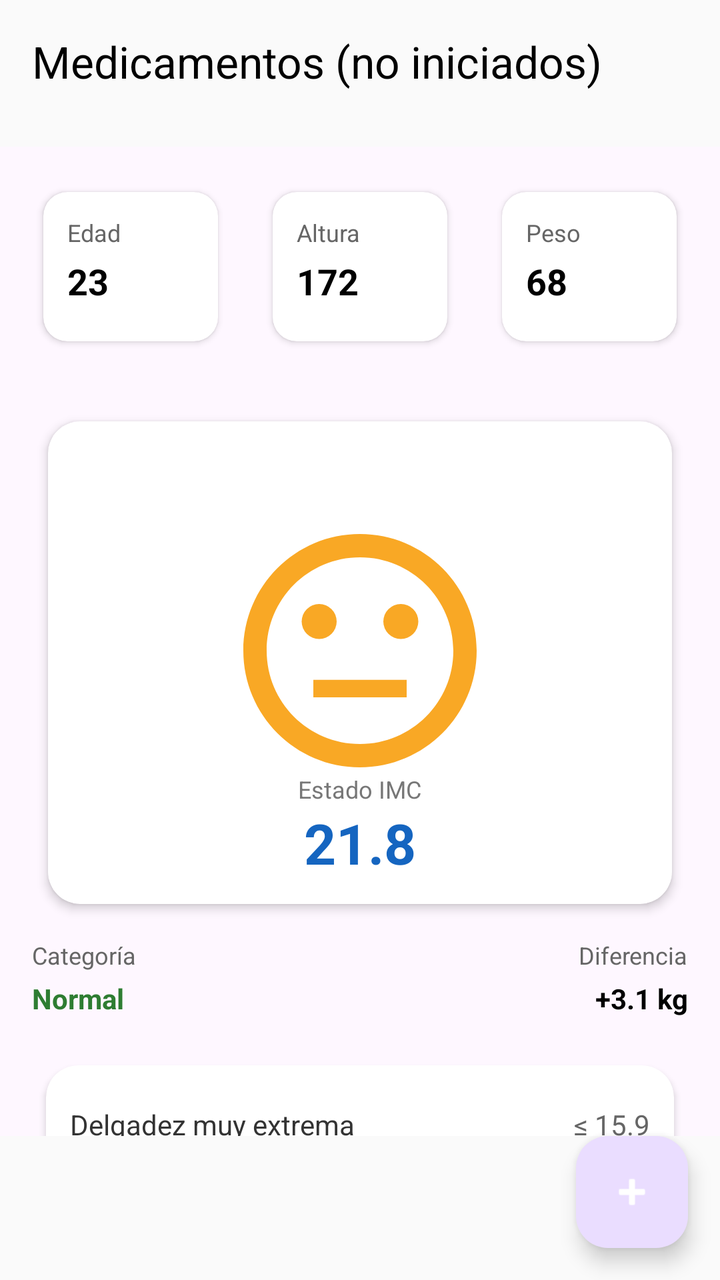
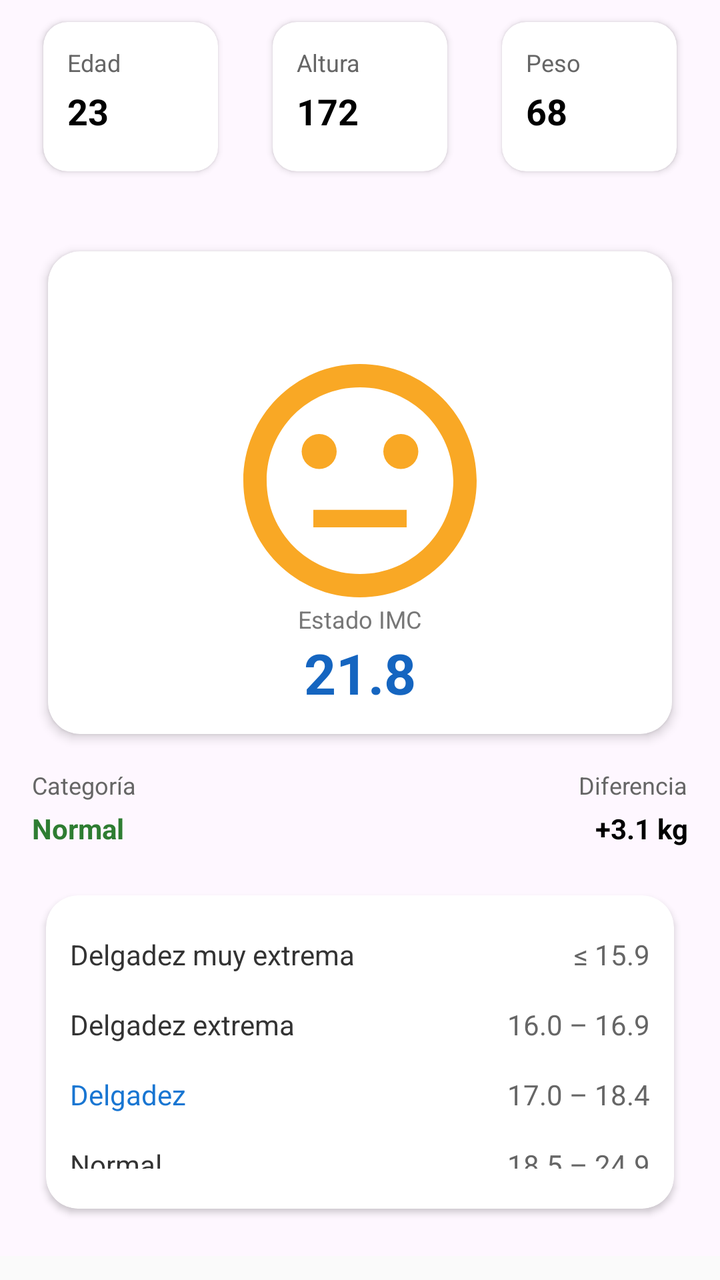

The first picture is an Android layout as it rendered before a commit; the second is the same layout after the commit. The layout source and the unified diff follow.
<!-- AndroidManifest.xml: application theme Theme.MedTrack -->
<!-- res/layout/activity_home.xml -->
<?xml version="1.0" encoding="utf-8"?>
<androidx.constraintlayout.widget.ConstraintLayout xmlns:android="http://schemas.android.com/apk/res/android"
    xmlns:app="http://schemas.android.com/apk/res-auto"
    android:layout_width="match_parent"
    android:layout_height="match_parent">

    <TextView
        android:id="@+id/tv_header"
        android:layout_width="0dp"
        android:layout_height="wrap_content"
        android:text="Medicamentos (no iniciados)"
        android:textSize="22sp"
        android:padding="16dp"
        app:layout_constraintTop_toTopOf="parent"
        app:layout_constraintStart_toStartOf="parent"
        app:layout_constraintEnd_toEndOf="parent" />


    <androidx.core.widget.NestedScrollView
        android:id="@+id/ns_content"
        android:layout_width="0dp"
        android:layout_height="0dp"
        android:fillViewport="true"
        app:layout_constraintTop_toBottomOf="@id/tv_header"
        app:layout_constraintBottom_toTopOf="@id/fab_agregar"
        app:layout_constraintStart_toStartOf="parent"
        app:layout_constraintEnd_toEndOf="parent">

        <LinearLayout
            android:layout_width="match_parent"
            android:layout_height="wrap_content"
            android:orientation="vertical">


            <androidx.recyclerview.widget.RecyclerView
                android:id="@+id/rv_medicamentos"
                android:layout_width="match_parent"
                android:layout_height="wrap_content"
                android:nestedScrollingEnabled="false"
                android:paddingBottom="12dp" />

            
            <include layout="@layout/view_resumen_salud" />

        </LinearLayout>
    </androidx.core.widget.NestedScrollView>

    <com.google.android.material.floatingactionbutton.FloatingActionButton
        android:id="@+id/fab_agregar"
        android:layout_width="wrap_content"
        android:layout_height="wrap_content"
        android:layout_margin="16dp"
        android:contentDescription="+"
        app:srcCompat="@android:drawable/ic_input_add"
        app:tint="@android:color/white"
        app:layout_constraintBottom_toBottomOf="parent"
        app:layout_constraintEnd_toEndOf="parent"/>
</androidx.constraintlayout.widget.ConstraintLayout>
<!-- res/layout/view_resumen_salud.xml (included above) -->
<?xml version="1.0" encoding="utf-8"?>
<LinearLayout xmlns:android="http://schemas.android.com/apk/res/android"
    xmlns:app="http://schemas.android.com/apk/res-auto"
    android:layout_width="match_parent"
   
    android:id="@+id/include_resumen_salud"
    android:layout_height="wrap_content"
    android:background="?attr/colorSurface"
    android:orientation="vertical">


    <LinearLayout
        android:layout_width="match_parent"
        android:layout_height="wrap_content"
        android:orientation="horizontal"
        android:padding="16dp"
        android:gravity="center">


        <androidx.cardview.widget.CardView
            android:layout_width="0dp"
            android:layout_height="88dp"
            android:layout_weight="1"
            android:layout_marginEnd="8dp"
            app:cardCornerRadius="12dp"
            app:cardElevation="2dp"
            app:cardUseCompatPadding="true">

            <LinearLayout
                android:layout_width="match_parent"
                android:layout_height="match_parent"
                android:orientation="vertical"
                android:padding="12dp">

                <TextView
                    android:layout_width="wrap_content"
                    android:layout_height="wrap_content"
                    android:text="Edad"
                    android:textColor="#666"
                    android:textSize="12sp" />

                <TextView
                    android:id="@+id/tv_edad"
                    android:layout_width="wrap_content"
                    android:layout_height="wrap_content"
                    android:layout_marginTop="4dp"
                    android:text="23"
                    android:textSize="18sp"
                    android:textStyle="bold" />

            </LinearLayout>
        </androidx.cardview.widget.CardView>


        <androidx.cardview.widget.CardView
            android:layout_width="0dp"
            android:layout_height="88dp"
            android:layout_weight="1"
            android:layout_marginHorizontal="8dp"
            app:cardCornerRadius="12dp"
            app:cardElevation="2dp"
            app:cardUseCompatPadding="true">

            <LinearLayout
                android:layout_width="match_parent"
                android:layout_height="match_parent"
                android:orientation="vertical"
                android:padding="12dp">

                <TextView
                    android:layout_width="wrap_content"
                    android:layout_height="wrap_content"
                    android:text="Altura"
                    android:textColor="#666"
                    android:textSize="12sp" />

                <LinearLayout
                    android:layout_width="wrap_content"
                    android:layout_height="wrap_content"
                    android:orientation="horizontal"
                    android:layout_marginTop="4dp">

                    <TextView
                        android:id="@+id/tv_altura"
                        android:layout_width="wrap_content"
                        android:layout_height="wrap_content"
                        android:text="172"
                        android:textStyle="bold"
                        android:textSize="18sp" />

                    <TextView
                        android:layout_width="wrap_content"
                        android:layout_height="wrap_content"
                        android:layout_gravity="bottom"
                        android:layout_marginStart="4dp"
                        android:text=" "
                        android:textColor="#999"
                        android:textSize="12sp" />
                </LinearLayout>
            </LinearLayout>
        </androidx.cardview.widget.CardView>


        <androidx.cardview.widget.CardView
            android:layout_width="0dp"
            android:layout_height="88dp"
            android:layout_weight="1"
            android:layout_marginStart="8dp"
            app:cardCornerRadius="12dp"
            app:cardElevation="2dp"
            app:cardUseCompatPadding="true">

            <LinearLayout
                android:layout_width="match_parent"
                android:layout_height="match_parent"
                android:orientation="vertical"
                android:padding="12dp">

                <TextView
                    android:layout_width="wrap_content"
                    android:layout_height="wrap_content"
                    android:text="Peso"
                    android:textColor="#666"
                    android:textSize="12sp" />

                <LinearLayout
                    android:layout_width="wrap_content"
                    android:layout_height="wrap_content"
                    android:orientation="horizontal"
                    android:layout_marginTop="4dp">

                    <TextView
                        android:id="@+id/tv_peso"
                        android:layout_width="wrap_content"
                        android:layout_height="wrap_content"
                        android:text="68"
                        android:textStyle="bold"
                        android:textSize="18sp" />

                    <TextView
                        android:layout_width="wrap_content"
                        android:layout_height="wrap_content"
                        android:text=" "
                        android:textSize="12sp"
                        android:textColor="#999"
                        android:layout_marginStart="4dp"
                        android:layout_gravity="bottom" />
                </LinearLayout>
            </LinearLayout>
        </androidx.cardview.widget.CardView>

    </LinearLayout>


    <androidx.cardview.widget.CardView
        android:layout_width="match_parent"
        android:layout_height="260dp"
        android:layout_marginHorizontal="16dp"
        android:layout_marginTop="8dp"
        app:cardCornerRadius="16dp"
        app:cardElevation="3dp"
        app:cardUseCompatPadding="true">

        <FrameLayout
            android:layout_width="match_parent"
            android:layout_height="match_parent">

            <ImageView

                android:id="@+id/iv_face"
                android:layout_width="140dp"
                android:layout_height="140dp"
                android:layout_gravity="center"
                android:layout_marginBottom="6dp"
                android:contentDescription="Estado IMC"
                android:src="@drawable/ic_face_neutral" />


            <LinearLayout
                android:layout_width="match_parent"
                android:layout_height="wrap_content"
                android:layout_gravity="bottom|center_horizontal"
                android:gravity="center"
                android:orientation="vertical"
                android:paddingBottom="12dp">

                <TextView
                    android:layout_width="wrap_content"
                    android:layout_height="wrap_content"
                    android:text="@string/imc_estado"
                    android:textColor="#777"
                    android:textSize="12sp" />

                <TextView
                    android:id="@+id/tv_imc"
                    android:layout_width="wrap_content"
                    android:layout_height="wrap_content"
                    android:text="21.8"
                    android:textColor="#1565C0"
                    android:textSize="28sp"
                    android:textStyle="bold" />
            </LinearLayout>
        </FrameLayout>
    </androidx.cardview.widget.CardView>


    <LinearLayout
        android:layout_width="match_parent"
        android:layout_height="wrap_content"
        android:orientation="horizontal"
        android:paddingHorizontal="16dp"
        android:paddingTop="8dp">

        <LinearLayout
            android:layout_width="0dp"
            android:layout_height="wrap_content"
            android:layout_weight="1"
            android:orientation="vertical">

            <TextView
                android:layout_width="wrap_content"
                android:layout_height="wrap_content"
                android:text="Categoría"
                android:textColor="#666"
                android:textSize="12sp" />

            <TextView
                android:id="@+id/tv_categoria"
                android:layout_width="wrap_content"
                android:layout_height="wrap_content"
                android:text="Normal"
                android:textColor="#2E7D32"
                android:textStyle="bold"
                android:layout_marginTop="4dp" />
        </LinearLayout>

        <LinearLayout
            android:layout_width="0dp"
            android:layout_height="wrap_content"
            android:layout_weight="1"
            android:gravity="end"
            android:orientation="vertical">

            <TextView
                android:layout_width="wrap_content"
                android:layout_height="wrap_content"
                android:text="Diferencia"
                android:textColor="#666"
                android:textSize="12sp" />

            <TextView
                android:layout_width="wrap_content"
                android:layout_height="wrap_content"
                android:text="+3.1 kg"
                android:textStyle="bold"
                android:layout_marginTop="4dp" />
        </LinearLayout>
    </LinearLayout>


    <androidx.cardview.widget.CardView
        android:layout_width="match_parent"
        android:layout_height="wrap_content"
        android:layout_margin="16dp"
        app:cardCornerRadius="16dp"
        app:cardElevation="2dp"
        app:cardUseCompatPadding="true">

        <LinearLayout

            android:layout_width="match_parent"
            android:layout_height="wrap_content"
            android:orientation="vertical"
            android:padding="12dp">

            <LinearLayout
                android:id="@+id/row_delgadez_muy_extrema"

                android:layout_width="match_parent"
                android:layout_height="wrap_content"
                android:orientation="horizontal"
                android:paddingVertical="8dp">
                <TextView

                    android:layout_width="0dp"
                    android:layout_height="wrap_content"
                    android:layout_weight="1"
                    android:text="Delgadez muy extrema"
                    android:textSize="14sp"
                    android:textColor="#333"/>
                <TextView
                    android:layout_width="wrap_content"
                    android:layout_height="wrap_content"
                    android:text="≤ 15.9"
                    android:textSize="14sp"
                    android:textColor="#666"/>
            </LinearLayout>

            <LinearLayout
                android:id="@+id/row_delgadez_extrema"
                android:layout_width="match_parent"
                android:layout_height="wrap_content"
                android:orientation="horizontal"
                android:paddingVertical="8dp">
                <TextView
                    android:layout_width="0dp"
                    android:layout_height="wrap_content"
                    android:layout_weight="1"
                    android:text="Delgadez extrema"
                    android:textSize="14sp"
                    android:textColor="#333"/>
                <TextView
                    android:layout_width="wrap_content"
                    android:layout_height="wrap_content"
                    android:text="16.0 – 16.9"
                    android:textSize="14sp"
                    android:textColor="#666"/>
            </LinearLayout>

            <LinearLayout
                android:id="@+id/row_delgadez"
                android:layout_width="match_parent"
                android:layout_height="wrap_content"
                android:orientation="horizontal"
                android:paddingVertical="8dp">
                <TextView
                    android:layout_width="0dp"
                    android:layout_height="wrap_content"
                    android:layout_weight="1"
                    android:text="Delgadez"
                    android:textSize="14sp"
                    android:textColor="#1976D2"/>
                <TextView
                    android:layout_width="wrap_content"
                    android:layout_height="wrap_content"
                    android:text="17.0 – 18.4"
                    android:textSize="14sp"
                    android:textColor="#666"/>
            </LinearLayout>

            <LinearLayout
                android:id="@+id/row_normal"
                android:layout_width="match_parent"
                android:layout_height="wrap_content"
                android:orientation="horizontal"
                android:paddingVertical="8dp">
                <TextView
                    android:layout_width="0dp"
                    android:layout_height="wrap_content"
                    android:layout_weight="1"
                    android:text="Normal"
                    android:textSize="14sp"
                    android:textColor="#333"/>
                <TextView
                    android:layout_width="wrap_content"
                    android:layout_height="wrap_content"
                    android:text="18.5 – 24.9"
                    android:textSize="14sp"
                    android:textColor="#666"/>
            </LinearLayout>
            
            <LinearLayout
                android:id="@+id/row_sobrepeso"
                android:layout_width="match_parent"
                android:layout_height="wrap_content"
                android:orientation="horizontal"
                android:paddingVertical="8dp">
                <TextView
                    android:layout_width="0dp"
                    android:layout_height="wrap_content"
                    android:layout_weight="1"
                    android:text="Sobrepeso"
                    android:textSize="14sp"
                    android:textColor="#333"/>
                <TextView
                    android:layout_width="wrap_content"
                    android:layout_height="wrap_content"
                    android:text="25.0 – 29.9"
                    android:textSize="14sp"
                    android:textColor="#666"/>
            </LinearLayout>

            <LinearLayout
                android:id="@+id/row_obesidad_1"
                android:layout_width="match_parent"
                android:layout_height="wrap_content"
                android:orientation="horizontal"
                android:paddingVertical="8dp">
                <TextView
                    android:layout_width="0dp"
                    android:layout_height="wrap_content"
                    android:layout_weight="1"
                    android:text="Obesidad grado I"
                    android:textSize="14sp"
                    android:textColor="#333"/>
                <TextView
                    android:layout_width="wrap_content"
                    android:layout_height="wrap_content"
                    android:text="30.0 – 34.9"
                    android:textSize="14sp"
                    android:textColor="#666"/>
            </LinearLayout>




        </LinearLayout>
    </androidx.cardview.widget.CardView>



</LinearLayout>
<!-- resources referenced by this layout -->
<resources>
  <!-- drawable ic_face_neutral (drawable) -->
  <?xml version="1.0" encoding="utf-8"?>
  <vector xmlns:android="http://schemas.android.com/apk/res/android"
      android:width="24dp"
      android:height="24dp"
      android:viewportWidth="24"
      android:viewportHeight="24">
  
      <path android:fillColor="#F9A825"
          android:pathData="M15.5,9.5m-1.5,0a1.5,1.5 0,1 1,3 0a1.5,1.5 0,1 1,-3 0"/>
      <path android:fillColor="#F9A825"
          android:pathData="M8.5,9.5m-1.5,0a1.5,1.5 0,1 1,3 0a1.5,1.5 0,1 1,-3 0"/>
  
      <path android:fillColor="#F9A825"
          android:pathData="M11.99,2C6.47,2 2,6.48 2,12s4.47,10 9.99,10C17.52,22 22,17.52 22,12S17.52,2 11.99,2z
          M12,20c-4.42,0 -8,-3.58 -8,-8s3.58,-8 8,-8 8,3.58 8,8 -3.58,8 -8,8z
          M8,14.5h8v1.5h-8z"/>
  </vector>
  <string name="imc_estado">Estado IMC</string>
  <style name="Theme.MedTrack" parent="Theme.Material3.Light.NoActionBar">
          <item name="colorPrimary">@color/purple_500</item>
          <item name="colorSecondary">@color/teal_200</item>
          <item name="android:windowBackground">@color/background_light</item>
          <item name="android:textColor">@color/text_primary_light</item>
      </style>
  <color name="purple_500">#6200EE</color>
  <color name="teal_200">#03DAC5</color>
  <color name="background_light">#FAFAFA</color>
  <color name="text_primary_light">#000000</color>
</resources>

<!-- the commit's change to res/layout/activity_home.xml (unified diff, before → after) -->
@@ -1,60 +1,40 @@
 <?xml version="1.0" encoding="utf-8"?>
-<androidx.constraintlayout.widget.ConstraintLayout xmlns:android="http://schemas.android.com/apk/res/android"
+<androidx.constraintlayout.widget.ConstraintLayout
+    xmlns:android="http://schemas.android.com/apk/res/android"
     xmlns:app="http://schemas.android.com/apk/res-auto"
     android:layout_width="match_parent"
     android:layout_height="match_parent">
 
-    <TextView
-        android:id="@+id/tv_header"
+
+
+    
+    
+    
+    <androidx.fragment.app.FragmentContainerView
+        android:id="@+id/fragment_medicamentos_container"
+        android:name="com.codarini.ojeda.parcial1.ui.medicamentos.MedicamentosFragment"
+        android:layout_width="0dp"
+        android:layout_height="0dp"
+        android:layout_marginTop="8dp"
+        app:layout_constraintBottom_toTopOf="@id/include_resumen_salud"
+        app:layout_constraintStart_toStartOf="parent"
+        app:layout_constraintEnd_toEndOf="parent"/>
+
+    
+    
+    
+    <include
+        android:id="@+id/include_resumen_salud"
+        layout="@layout/view_resumen_salud"
         android:layout_width="0dp"
         android:layout_height="wrap_content"
-        android:text="Medicamentos (no iniciados)"
-        android:textSize="22sp"
-        android:padding="16dp"
-        app:layout_constraintTop_toTopOf="parent"
+        android:layout_marginBottom="12dp"
+        app:layout_constraintBottom_toBottomOf="parent"
         app:layout_constraintStart_toStartOf="parent"
-        app:layout_constraintEnd_toEndOf="parent" />
-
-
-    <androidx.core.widget.NestedScrollView
-        android:id="@+id/ns_content"
-        android:layout_width="0dp"
-        android:layout_height="0dp"
-        android:fillViewport="true"
-        app:layout_constraintTop_toBottomOf="@id/tv_header"
-        app:layout_constraintBottom_toTopOf="@id/fab_agregar"
-        app:layout_constraintStart_toStartOf="parent"
-        app:layout_constraintEnd_toEndOf="parent">
-
-        <LinearLayout
-            android:layout_width="match_parent"
-            android:layout_height="wrap_content"
-            android:orientation="vertical">
-
-
-            <androidx.recyclerview.widget.RecyclerView
-                android:id="@+id/rv_medicamentos"
-                android:layout_width="match_parent"
-                android:layout_height="wrap_content"
-                android:nestedScrollingEnabled="false"
-                android:paddingBottom="12dp" />
-
-            
-            <include layout="@layout/view_resumen_salud" />
-
-        </LinearLayout>
-    </androidx.core.widget.NestedScrollView>
-
-    <com.google.android.material.floatingactionbutton.FloatingActionButton
-        android:id="@+id/fab_agregar"
-        android:layout_width="wrap_content"
-        android:layout_height="wrap_content"
-        android:layout_margin="16dp"
-        android:contentDescription="+"
-        app:srcCompat="@android:drawable/ic_input_add"
-        app:tint="@android:color/white"
-        app:layout_constraintBottom_toBottomOf="parent"
         app:layout_constraintEnd_toEndOf="parent"/>
+
+    
+
 </androidx.constraintlayout.widget.ConstraintLayout>
 <!-- res/layout/view_resumen_salud.xml (included above) -->
 <?xml version="1.0" encoding="utf-8"?>
@@ -62,7 +42,7 @@
     xmlns:app="http://schemas.android.com/apk/res-auto"
     android:layout_width="match_parent"
    
-    android:id="@+id/include_resumen_salud"
+
     android:layout_height="wrap_content"
     android:background="?attr/colorSurface"
     android:orientation="vertical">
